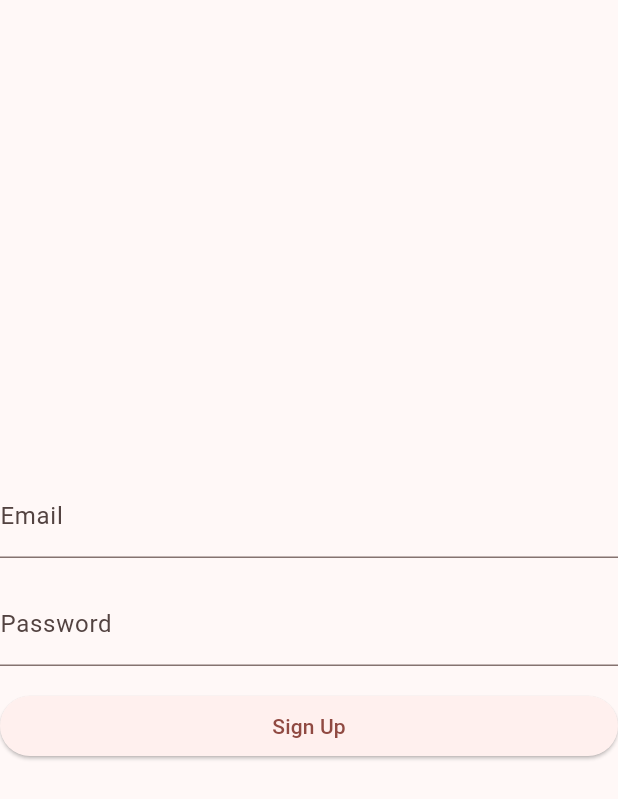
After one commit to frax01/Club, a Flutter app: the screen it shows after launch, after a tap on "Sign Up", on a phone screen of 412 x 824 dp. The commit adds this screen. Shown: the top 799 px of the screen. Run offline on Flutter 3.47's test engine with Material 3 defaults, Android fonts, the phone set to English and light mode, and no system bars; our stand-ins replace firebase_auth, firebase_core; accounts and stored records are empty; network calls fail.

Commit message:
login and sign up fm

```diff
--- a/lib/main.dart
+++ b/lib/main.dart
@@ -1,9 +1,34 @@
 import 'package:club/pages/football.dart';
+import 'package:club/pages/signup.dart';
 import 'package:flutter/material.dart';
 import 'functions/button.dart';
 import 'pages/club.dart';
+import 'pages/login.dart';
+import 'package:firebase_core/firebase_core.dart';
 
-void main() {
+//import 'package:firebase_auth/firebase_auth.dart';
+//import 'package:cloud_firestore/cloud_firestore.dart';
+
+void main() async {
+  WidgetsFlutterBinding.ensureInitialized();
+  await Firebase.initializeApp(
+    options: const FirebaseOptions(
+      apiKey: 'AIzaSyAkmPm2DpVcfIg6uXMUuj7uLIxGd371qqM',
+      authDomain: 'YOUR_AUTH_DOMAIN',
+      projectId: 'club-60d94',
+      storageBucket: 'club-60d94.appspot.com',
+      messagingSenderId: 'YOUR_MESSAGING_SENDER_ID',
+      appId: 'YOUR_APP_ID',
+    ),
+  );
+
+  //CollectionReference users = FirebaseFirestore.instance.collection('user');
+  //QuerySnapshot querySnapshot = await users.get();
+  //querySnapshot.docs.forEach((doc) {
+  //  var name = doc['name'];
+  //  print('Nome: $name');
+  //});
+
   runApp(const MyApp());
 }
 
@@ -15,12 +40,15 @@ class MyApp extends StatelessWidget {
     return MaterialApp(
       title: 'Club App',
       theme: ThemeData(
-        colorScheme: ColorScheme.fromSeed(seedColor: Colors.green),
+        colorScheme: ColorScheme.fromSeed(seedColor: Colors.red),
         useMaterial3: true,
       ),
-      home: const HomePage(title: 'Home Page'),
+      home: const Login(),
       initialRoute: '/',
       routes: {
+        '/login': (context) => const Login(),
+        '/signup': (context) => const SignUp(),
+        '/homepage': (context) => const HomePage(title: 'Tiber Club'),
         '/club': (context) => const ClubPage(title: 'Tiber Club'),
         '/football': (context) => const FootballPage(title: 'ASD Tiber Club'),
       },
@@ -40,6 +68,7 @@ class HomePage extends StatelessWidget {
           title: Text(title, style: const TextStyle(color: Colors.white)),
           backgroundColor: const Color.fromARGB(255, 130, 16, 8),
           centerTitle: true,
+          iconTheme: const IconThemeData(color: Colors.white),
         ),
         body: const Center(
           child: Column(
--- /dev/null
+++ b/lib/pages/login.dart
@@ -0,0 +1,80 @@
+import 'package:flutter/material.dart';
+import 'package:firebase_auth/firebase_auth.dart';
+//import 'signup.dart';
+
+class Login extends StatefulWidget {
+  const Login({super.key});
+
+  @override
+  _LoginState createState() => _LoginState();
+}
+
+class _LoginState extends State<Login> {
+
+  final TextEditingController emailController = TextEditingController();
+  final TextEditingController passwordController = TextEditingController();
+  final FirebaseAuth _auth = FirebaseAuth.instance;
+
+  Future<void> _handleLogin() async {
+    try {
+      String email = emailController.text;
+      String password = passwordController.text;
+
+      UserCredential userCredential = await _auth.signInWithEmailAndPassword(
+        email: email,
+        password: password,
+      );
+      print('Login successful: ${userCredential.user?.email}');
+
+      setState(() {
+        Navigator.pushNamed(context, '/homepage');
+      });
+    } catch (e) {
+      print('Error during login: $e');
+    }
+  }
+
+  Future<void> _handleSignUp() async {
+    setState(() {
+        Navigator.pushNamed(context, '/signup');
+      });
+  }
+
+  @override
+  Widget build(BuildContext context) {
+    return Scaffold(
+      appBar: AppBar(
+        title: const Text('Login'),
+      ),
+      body: Padding(
+      padding: const EdgeInsets.all(16.0),
+      child: Column(
+        mainAxisAlignment: MainAxisAlignment.center,
+        crossAxisAlignment: CrossAxisAlignment.stretch,
+        children: [
+          TextField(
+            controller: emailController,
+            decoration: InputDecoration(labelText: 'Email'),
+          ),
+          SizedBox(height: 16.0),
+          TextField(
+            controller: passwordController,
+            obscureText: true,
+            decoration: InputDecoration(labelText: 'Password'),
+          ),
+          SizedBox(height: 16.0),
+          ElevatedButton(
+            onPressed: _handleLogin,
+            child: Text('Login'),
+          ),
+          SizedBox(height: 8.0), // Aggiunto spazio tra i pulsanti
+          TextButton(
+            onPressed: _handleSignUp,
+            child: Text('Sign Up'),
+          ),
+        ],
+      ),
+      ),
+    );
+  }
+}
--- /dev/null
+++ b/lib/pages/signup.dart
@@ -0,0 +1,67 @@
+import 'package:flutter/material.dart';
+import 'package:firebase_auth/firebase_auth.dart';
+
+class SignUp extends StatefulWidget {
+  const SignUp({Key? key}) : super(key: key);
+
+  @override
+  _SignUpFormState createState() => _SignUpFormState();
+}
+
+class _SignUpFormState extends State<SignUp> {
+  final TextEditingController emailController = TextEditingController();
+  final TextEditingController passwordController = TextEditingController();
+
+  final FirebaseAuth _auth = FirebaseAuth.instance;
+
+  Future<void> _handleSignUp() async {
+    try {
+      String email = emailController.text;
+      String password = passwordController.text;
+
+      UserCredential userCredential = await _auth.createUserWithEmailAndPassword(
+        email: email,
+        password: password,
+      );
+
+      // Registrazione riuscita, puoi accedere alle informazioni sull'utente da userCredential.user
+
+      print('Sign Up successful: ${userCredential.user?.email}');
+      setState(() {
+        Navigator.pushNamed(context, '/login');
+      });
+
+      // Puoi aggiungere qui la navigazione a una nuova schermata, se necessario
+    } catch (e) {
+      // Gestisci gli errori di registrazione qui
+      print('Error during Sign Up: $e');
+    }
+  }
+
+  @override
+  Widget build(BuildContext context) {
+    return Scaffold(
+      body: Column(
+        mainAxisAlignment: MainAxisAlignment.center,
+        crossAxisAlignment: CrossAxisAlignment.stretch,
+        children: [
+          TextField(
+            controller: emailController,
+            decoration: InputDecoration(labelText: 'Email'),
+          ),
+          SizedBox(height: 16.0),
+          TextField(
+            controller: passwordController,
+            obscureText: true,
+            decoration: InputDecoration(labelText: 'Password'),
+          ),
+          SizedBox(height: 16.0),
+          ElevatedButton(
+            onPressed: _handleSignUp,
+            child: Text('Sign Up'),
+          ),
+        ],
+      ),
+    );
+  }
+}
--- a/pubspec.yaml
+++ b/pubspec.yaml
@@ -30,6 +30,9 @@ environment:
 dependencies:
   flutter:
     sdk: flutter
+  firebase_core: ^2.24.2
+  firebase_auth: ^4.15.3
+  cloud_firestore: ^4.13.6
 
 
   # The following adds the Cupertino Icons font to your application.
```
Also changed, not shown: lib/pages/club.dart (+91 -4 lines), pubspec.lock, 4 other files. Lines whose indentation alone changed are shown as unchanged.
